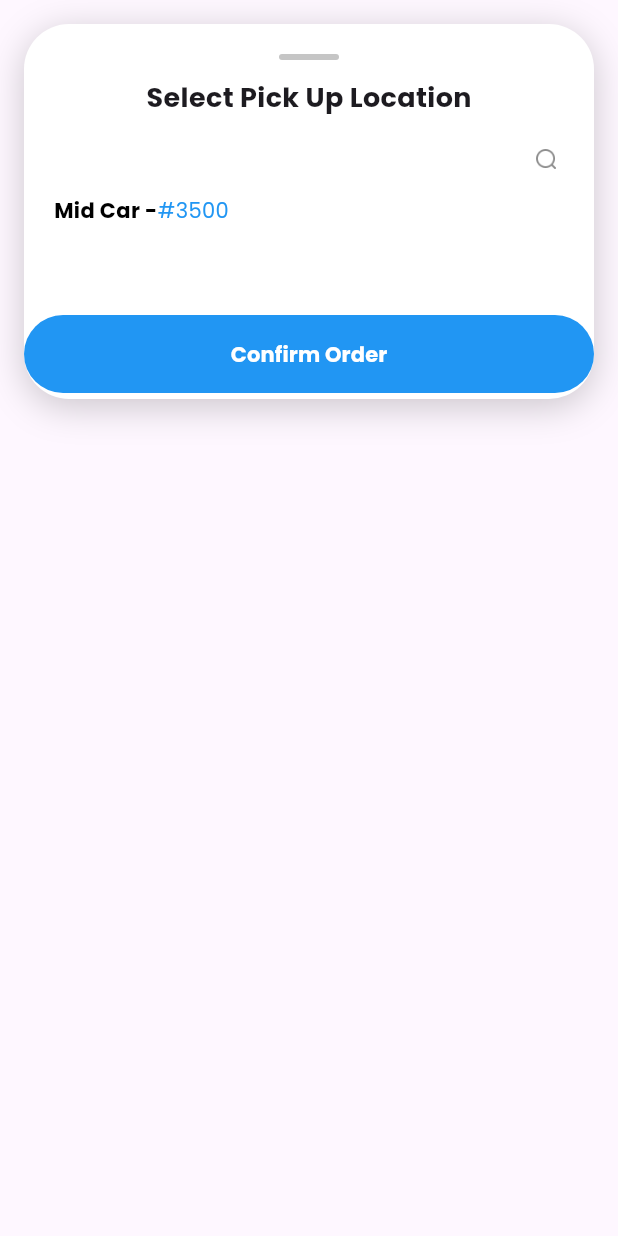
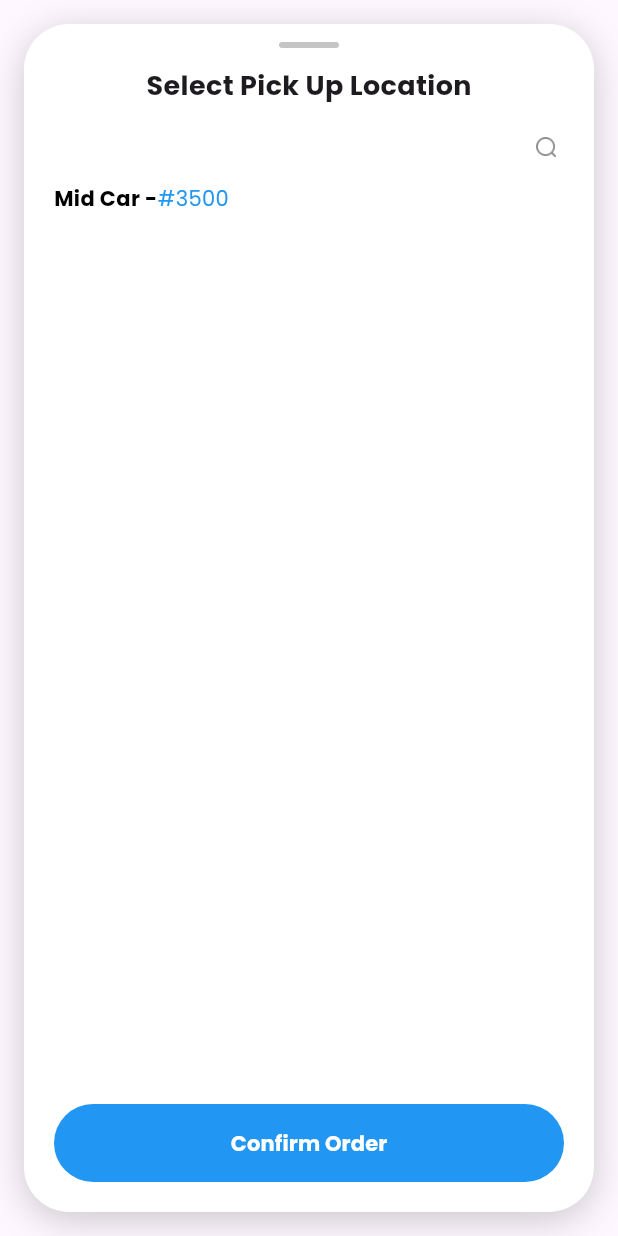
Before and after one commit to RoiLaboratories/SureRide-Riders, a Flutter app: the RideModal widget shown alone on an empty page, opened directly with empty values, on a phone screen of 412 x 824 dp. Run offline on Flutter 3.47's test engine with Material 3 defaults, Android fonts, the phone set to English and light mode, and no system bars; our stand-ins replace cloud_firestore, firebase_auth, firebase_core, flutter_map, flutter_riverpod, geocoding and 4 more; accounts and stored records are empty.

Commit message:
Made adjustments

```diff
--- a/riderapp/lib/components/ride_modal.dart
+++ b/riderapp/lib/components/ride_modal.dart
@@ -26,10 +26,7 @@ class _RideModalState extends ConsumerState<RideModal> {
   Widget build(BuildContext context) {
     final locations = ref.watch(locationProvider);
 
-    return Stack(
-      children: [
-        /// Modal content
-        Container(
+    return Container(
       margin: const EdgeInsets.symmetric(horizontal: 16, vertical: 16),
       decoration: BoxDecoration(
         color: Colors.white,
@@ -42,32 +39,34 @@ class _RideModalState extends ConsumerState<RideModal> {
           ),
         ],
       ),
-          child: Padding(
-            padding: const EdgeInsets.only(bottom: 80), // leave space for button
+      child: Column(
+        children: [
+          /// Drag handle
+          const SizedBox(height: 12),
+          _dragHandle(),
+          const SizedBox(height: 12),
+
+          /// Modal content scrollable
+          Expanded(
             child: ListView(
               controller: widget.scrollController,
-              padding: const EdgeInsets.all(20),
-              shrinkWrap: true,
-              children: [
-                _dragHandle(),
-                const SizedBox(height: 12),
-                _searchExpanded
+              padding: const EdgeInsets.symmetric(horizontal: 20),
+              children: _searchExpanded
                   ? _buildExpandedContent(locations)
                   : _buildInitialContent(),
-              ],
-            ),
             ),
           ),
 
-        /// Confirm Order Button (sticks to bottom)
-        Positioned(
-          left: 16,
-          right: 16,
-          bottom: 20,
+          /// Confirm Order button at the bottom inside modal
+          Padding(
+            padding: const EdgeInsets.fromLTRB(20, 0, 20, 20),
             child: SizedBox(
+              width: double.infinity,
               height: 52,
               child: ElevatedButton(
-              onPressed: () {},
+                onPressed: () {
+                  // TODO: Add your confirm logic
+                },
                 style: ElevatedButton.styleFrom(
                   backgroundColor: Colors.blue,
                   shape: RoundedRectangleBorder(
@@ -86,6 +85,7 @@ class _RideModalState extends ConsumerState<RideModal> {
             ),
           ),
         ],
+      ),
     );
   }
 
@@ -100,9 +100,7 @@ class _RideModalState extends ConsumerState<RideModal> {
         ),
       );
 
-  Widget _buildInitialContent() => Column(
-        crossAxisAlignment: CrossAxisAlignment.start,
-        children: [
+  List<Widget> _buildInitialContent() => [
         Center(
           child: Text(
             'Select Pick Up Location',
@@ -119,7 +117,7 @@ class _RideModalState extends ConsumerState<RideModal> {
           mainAxisAlignment: MainAxisAlignment.spaceBetween,
           children: [
             Text(
-                widget.fromLocation, // dynamic from map
+              widget.fromLocation,
               style: GoogleFonts.poppins(
                 fontWeight: FontWeight.normal,
                 color: Colors.grey,
@@ -157,12 +155,10 @@ class _RideModalState extends ConsumerState<RideModal> {
           ],
         ),
         const SizedBox(height: 16),
-        ],
-      );
+      ];
 
-  Widget _buildExpandedContent(List locations) => Column(
-        crossAxisAlignment: CrossAxisAlignment.start,
-        children: [
+  List<Widget> _buildExpandedContent(List locations) {
+    return [
       // Search Input
       Container(
         padding: const EdgeInsets.symmetric(horizontal: 16, vertical: 14),
@@ -188,12 +184,16 @@ class _RideModalState extends ConsumerState<RideModal> {
       // From location row (dynamic from map)
       Row(
         children: [
-              Image.asset('images/search_icon.png', width: 24, height: 24),
+          Image.asset('images/search_icon.png', width: 30, height: 30),
           const SizedBox(width: 8),
           Text(
             widget.fromLocation,
-                style: const TextStyle(
-                    color: Colors.blue, fontWeight: FontWeight.bold),
+            style:
+              GoogleFonts.poppins(
+                color: Colors.blue,
+                fontWeight: FontWeight.bold,
+                fontSize: 30,
+              ),
           ),
         ],
       ),
@@ -225,16 +225,15 @@ class _RideModalState extends ConsumerState<RideModal> {
               crossAxisAlignment: CrossAxisAlignment.start,
               children: [
                 Text(location['name'] ?? '',
-                        style:
-                            const TextStyle(fontWeight: FontWeight.bold)),
+                    style: const TextStyle(fontWeight: FontWeight.bold)),
                 const SizedBox(height: 4),
                 Text(location['address'] ?? '',
-                        style:
-                            const TextStyle(color: Colors.grey, fontSize: 13)),
+                    style: const TextStyle(color: Colors.grey, fontSize: 13)),
               ],
             ),
           );
         }),
-        ],
-      );
+      const SizedBox(height: 20),
+    ];
   }
+}
```
Also changed, not shown: riderapp/lib/screens/ride_screen.dart (+62 -13 lines). Lines whose indentation alone changed are shown as unchanged.
